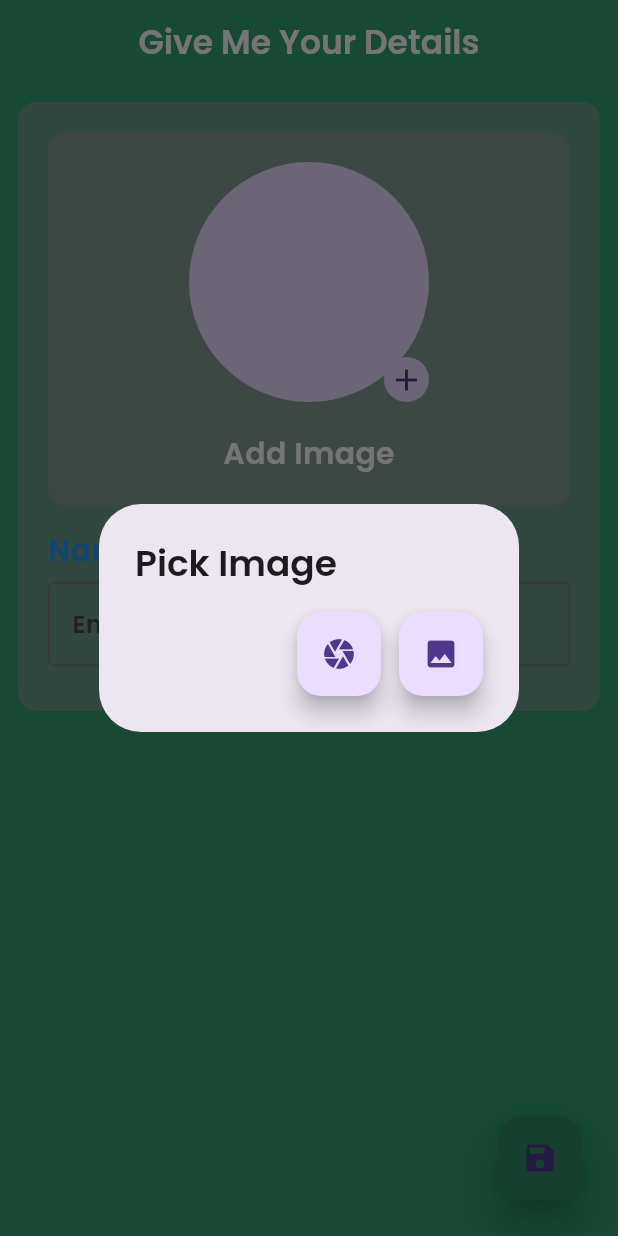
After one commit to PrincePatel027/festival_post, a Flutter app: the screen it shows after launch, after a tap on "Getting Started", after a tap on the "add" icon, on a phone screen of 412 x 824 dp. The commit adds this screen. Run offline on Flutter 3.47's test engine with Material 3 defaults, Android fonts, the phone set to English and light mode, and no system bars; our stand-ins replace image_picker; missing offline and left inert: clipboard, share_extend; accounts and stored records are empty.

Commit message:
Second Commit

```diff
--- a/lib/main.dart
+++ b/lib/main.dart
@@ -1,6 +1,8 @@
 import 'package:festival_post/screens/detail_page.dart';
+import 'package:festival_post/screens/getting_started.dart';
 import 'package:festival_post/screens/home_page.dart';
 import 'package:festival_post/screens/splash_screen.dart';
+import 'package:festival_post/screens/user_details.dart';
 import 'package:flutter/material.dart';
 
 void main() {
@@ -12,7 +14,9 @@ void main() {
       ),
       initialRoute: "splash",
       routes: {
-        '/': (context) => const HomePage(),
+        '/': (context) => const GettingStarted(),
+        'userDetail': (context) => const UserDetails(),
+        'homePage': (context) => const HomePage(),
         'splash': (context) => const SplashScreen(),
         'detailPage': (context) => const DetailPage(),
       },
--- /dev/null
+++ b/lib/screens/getting_started.dart
@@ -0,0 +1,70 @@
+import 'package:flutter/material.dart';
+
+class GettingStarted extends StatelessWidget {
+  const GettingStarted({super.key});
+
+  @override
+  Widget build(BuildContext context) {
+    return Scaffold(
+      backgroundColor: const Color(0xFF339F74),
+      body: SafeArea(
+        child: Column(
+          mainAxisAlignment: MainAxisAlignment.spaceAround,
+          children: [
+            // const SizedBox(height: 60),
+            const Text(
+              "Welcome to Festival Hub!",
+              style: TextStyle(
+                fontSize: 25,
+                color: Colors.white,
+              ),
+            ),
+            Container(
+              height: MediaQuery.of(context).size.height / 2,
+              decoration: const BoxDecoration(
+                image: DecorationImage(
+                  image: AssetImage("assets/gettingStarted.png"),
+                ),
+              ),
+            ),
+            // const SizedBox(height: 10),
+            const Padding(
+              padding: EdgeInsets.all(12.0),
+              child: Text(
+                textAlign: TextAlign.center,
+                "With Festival Hub, you can explore a world of festivals right at your fingertips. From discovering upcoming events and creating personalized schedules to connecting with friends and navigating festival grounds with ease, we’ve got everything you need to make the most of every festival.",
+                style: TextStyle(
+                  fontSize: 12,
+                  color: Colors.white,
+                  letterSpacing: 1,
+                ),
+              ),
+            ),
+            InkWell(
+              onTap: () {
+                Navigator.of(context).pushReplacementNamed('userDetail');
+              },
+              child: Container(
+                margin: const EdgeInsets.all(20),
+                height: 60,
+                width: MediaQuery.of(context).size.width,
+                decoration: BoxDecoration(
+                  borderRadius: BorderRadius.circular(12),
+                  color: Colors.black38,
+                ),
+                alignment: Alignment.center,
+                child: const Text(
+                  "Getting Started",
+                  style: TextStyle(
+                    fontSize: 18,
+                    color: Colors.white,
+                  ),
+                ),
+              ),
+            ),
+          ],
+        ),
+      ),
+    );
+  }
+}
--- a/lib/screens/splash_screen.dart
+++ b/lib/screens/splash_screen.dart
@@ -1,6 +1,7 @@
 import 'dart:async';
 
 import 'package:flutter/material.dart';
+import 'package:flutter/widgets.dart';
 
 class SplashScreen extends StatefulWidget {
   const SplashScreen({super.key});
@@ -22,12 +23,31 @@ class _SplashScreenState extends State<SplashScreen> {
 
   @override
   Widget build(BuildContext context) {
-    return const Scaffold(
-      backgroundColor: Color(0xFF339F74),
+    return Scaffold(
+      backgroundColor: const Color(0xFF339F74),
       body: Center(
-        child: Text(
-          "Festival Post",
-          style: TextStyle(fontSize: 26),
+        child: Column(
+          mainAxisAlignment: MainAxisAlignment.spaceBetween,
+          children: [
+            const SizedBox(height: 2),
+            Container(
+              height: 300,
+              width: MediaQuery.of(context).size.width - 100,
+              decoration: const BoxDecoration(
+                image: DecorationImage(
+                  image: AssetImage("assets/logo.png"),
+                ),
+              ),
+            ),
+            Container(
+              height: 100,
+              alignment: Alignment.topCenter,
+              child: const Text(
+                "Festival Post",
+                style: TextStyle(fontSize: 26),
+              ),
+            ),
+          ],
         ),
       ),
     );
--- /dev/null
+++ b/lib/screens/user_details.dart
@@ -0,0 +1,226 @@
+import 'dart:io';
+
+import 'package:festival_post/utils/user_details.dart';
+import 'package:flutter/material.dart';
+import 'package:image_picker/image_picker.dart';
+
+class UserDetails extends StatefulWidget {
+  const UserDetails({super.key});
+
+  @override
+  State<UserDetails> createState() => _UserDetailsState();
+}
+
+class _UserDetailsState extends State<UserDetails> {
+  @override
+  Widget build(BuildContext context) {
+    ///
+    TextEditingController nameController = TextEditingController();
+
+    final GlobalKey<FormState> nameKey = GlobalKey<FormState>();
+
+    pickImage() async {
+      final picker = ImagePicker();
+      final imagePicker = await picker.pickImage(source: ImageSource.gallery);
+
+      if (imagePicker != null) {
+        File fiePicker = File(imagePicker.path);
+        setState(() {
+          UserDetailssss.imagePR = fiePicker;
+        });
+      }
+      //else {}
+    }
+
+    pickFromCamera() async {
+      final picker = ImagePicker();
+      final imagePicker = await picker.pickImage(source: ImageSource.camera);
+
+      if (imagePicker != null) {
+        File fiePicker = File(imagePicker.path);
+        setState(() {
+          UserDetailssss.imagePR = fiePicker;
+        });
+      } else {}
+    }
+
+    return Scaffold(
+      backgroundColor: const Color(0xFF339F74),
+      appBar: AppBar(
+        backgroundColor: const Color(0xFF339F74),
+        centerTitle: true,
+        title: const Text(
+          "Give Me Your Details",
+          style: TextStyle(
+            color: Colors.white,
+          ),
+        ),
+      ),
+      body: Form(
+        key: nameKey,
+        child: SingleChildScrollView(
+          child: Column(
+            children: [
+              Container(
+                margin: const EdgeInsets.all(12),
+                padding: const EdgeInsets.all(20),
+                decoration: BoxDecoration(
+                  borderRadius: BorderRadius.circular(12),
+                  color: Colors.grey.withOpacity(0.5),
+                ),
+                child: Column(
+                  crossAxisAlignment: CrossAxisAlignment.start,
+                  children: [
+                    Container(
+                      width: 500,
+                      decoration: BoxDecoration(
+                        borderRadius: BorderRadius.circular(12),
+                        color: Colors.grey.withOpacity(0.5),
+                      ),
+                      child: SingleChildScrollView(
+                        child: Column(
+                          children: [
+                            Padding(
+                              padding: const EdgeInsets.all(20.0),
+                              child: Stack(
+                                alignment: Alignment.bottomRight,
+                                children: [
+                                  InkWell(
+                                    onTap: () {
+                                      showDialog(
+                                          context: context,
+                                          builder: (BuildContext context) {
+                                            return AlertDialog(
+                                              title: const Text("Pick Image"),
+                                              content: Row(
+                                                mainAxisAlignment:
+                                                    MainAxisAlignment.end,
+                                                children: [
+                                                  FloatingActionButton(
+                                                    onPressed: () {
+                                                      pickFromCamera();
+                                                      Navigator.of(context)
+                                                          .pop();
+                                                    },
+                                                    child: const Icon(
+                                                        Icons.camera),
+                                                  ),
+                                                  const SizedBox(width: 12),
+                                                  FloatingActionButton(
+                                                    child: const Icon(
+                                                      Icons.photo,
+                                                    ),
+                                                    onPressed: () {
+                                                      pickImage();
+                                                      Navigator.of(context)
+                                                          .pop();
+                                                    },
+                                                  ),
+                                                ],
+                                              ),
+                                            );
+                                          });
+                                      // pickFromCamera();
+                                    },
+                                    child: const CircleAvatar(
+                                      radius: 15,
+                                      child: Icon(Icons.add),
+                                    ),
+                                  ),
+                                  UserDetailssss.imagePR != null
+                                      ? CircleAvatar(
+                                          radius: 80,
+                                          backgroundImage:
+                                              FileImage(UserDetailssss.imagePR),
+                                        )
+                                      : const CircleAvatar(
+                                          radius: 80,
+                                        ),
+                                ],
+                              ),
+                            ),
+                            const Text(
+                              "Add Image",
+                              style: TextStyle(
+                                fontSize: 20,
+                                color: Colors.white,
+                              ),
+                            ),
+                            const SizedBox(height: 20)
+                          ],
+                        ),
+                      ),
+                    ),
+                    const SizedBox(height: 16),
+                    const Text(
+                      "Name",
+                      style: TextStyle(
+                        fontSize: 20,
+                        color: Colors.blue,
+                      ),
+                    ),
+                    const SizedBox(height: 6),
+                    Column(
+                      children: [
+                        TextFormField(
+                          controller: nameController,
+                          validator: (value) {
+                            if (value == null || value.isEmpty) {
+                              return "Enter Name first!!";
+                            }
+                            return null;
+                          },
+                          decoration: const InputDecoration(
+                            hintText: "Enter Your Name Here",
+                            border: OutlineInputBorder(),
+                          ),
+                        ),
+                        const SizedBox(height: 10),
+                        // const SizedBox(height: 10),
+                        // InkWell(
+                        //   focusColor: const Color.fromARGB(255, 4, 126, 77),
+                        //   onTap: () {
+                        //     // if(nameKey.currentState!.validate)
+                        //   },
+                        //   child: Container(
+                        //     height: 60,
+                        //     decoration: BoxDecoration(
+                        //       borderRadius: BorderRadius.circular(12),
+                        //       color: const Color(0xFF339F74),
+                        //     ),
+                        //     alignment: Alignment.center,
+                        //     child: const Text("Save"),
+                        //   ),
+                        // ),
+                      ],
+                    ),
+                  ],
+                ),
+              )
+            ],
+          ),
+        ),
+      ),
+      floatingActionButton: Padding(
+        padding: const EdgeInsets.all(8.0),
+        child: FloatingActionButton(
+          onPressed: () {
+            if (nameKey.currentState!.validate()) {
+              UserDetailssss.name = nameController.text;
+              ScaffoldMessenger.of(context).showSnackBar(
+                SnackBar(
+                  content: const Text("Your Information Shaved Succesfully"),
+                  action: SnackBarAction(label: "Next", onPressed: () {}),
+                ),
+              );
+              Navigator.of(context).pushReplacementNamed("homePage");
+            }
+          },
+          elevation: 10,
+          backgroundColor: const Color.fromARGB(255, 51, 138, 103),
+          child: const Icon(Icons.save),
+        ),
+      ),
+    );
+  }
+}
--- /dev/null
+++ b/lib/utils/user_details.dart
@@ -0,0 +1,4 @@
+class UserDetailssss {
+  static dynamic imagePR;
+  static dynamic name;
+}
--- a/pubspec.yaml
+++ b/pubspec.yaml
@@ -36,6 +36,7 @@ dependencies:
   # Use with the CupertinoIcons class for iOS style icons.
   cupertino_icons: ^1.0.6
   clipboard: ^0.1.3
+  image_picker: ^1.1.1
   path_provider:
   share_extend:
 
```
Also changed, not shown: lib/screens/detail_page.dart (+36 -23 lines), lib/screens/home_page.dart (+90 -7 lines), assets/gettingStarted.png (added), assets/logo.png (added), pubspec.lock, 5 other files.
